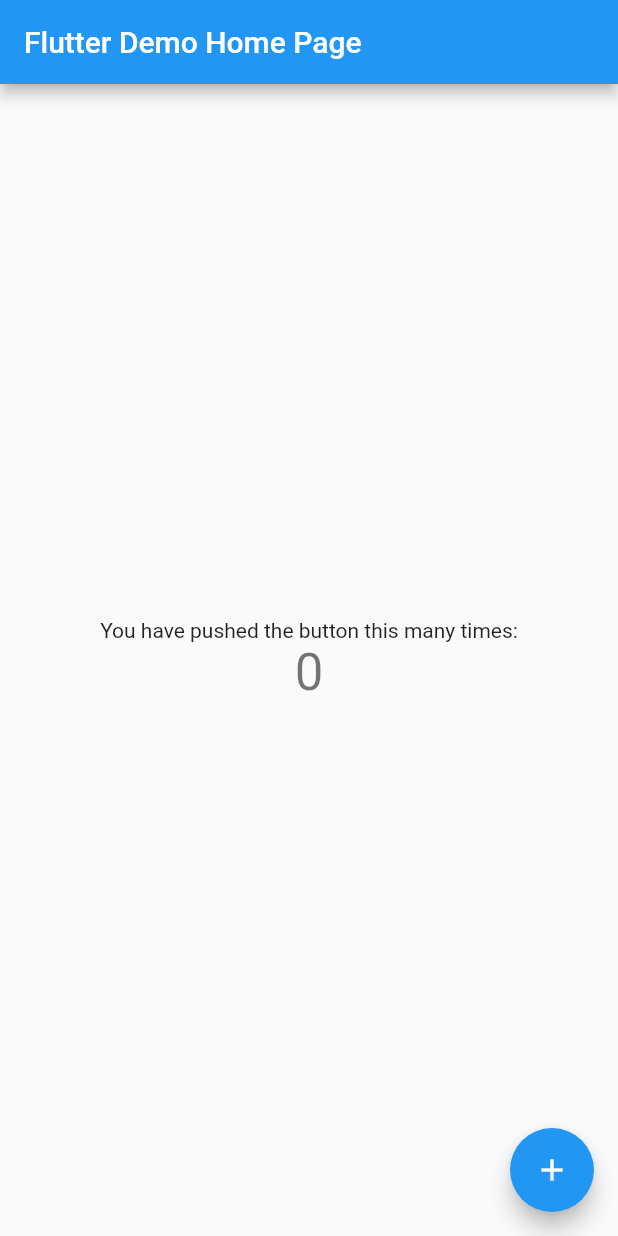
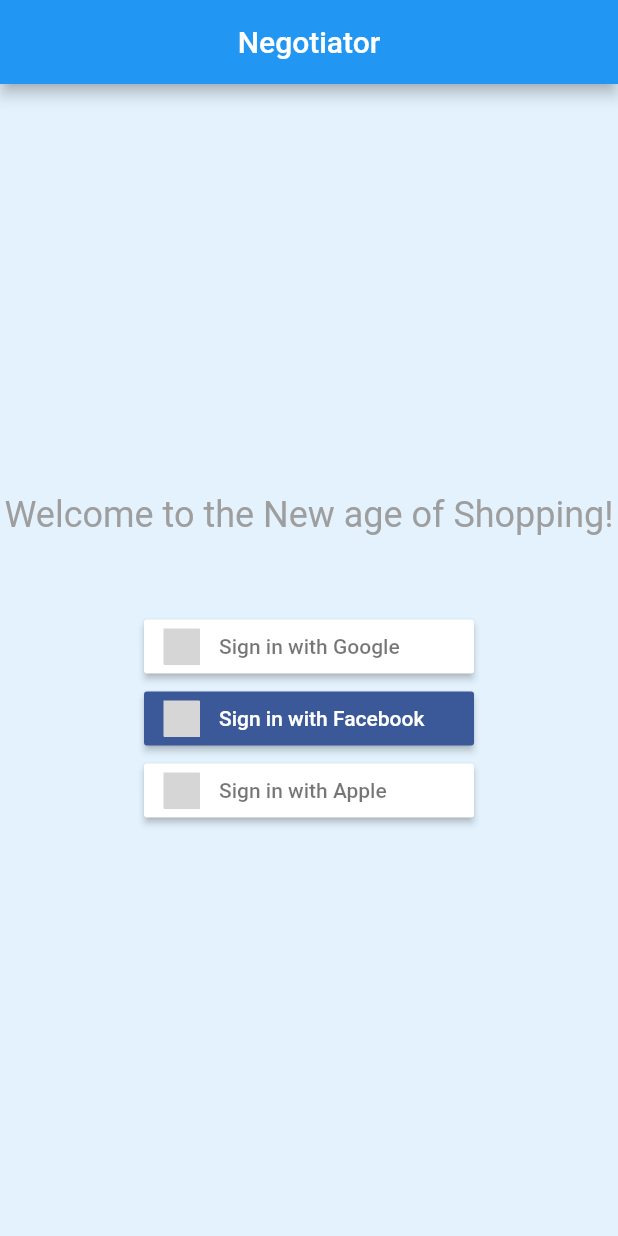
Before and after one commit to sameerss143/negoc8r_customer, a Flutter app: the screen it shows after launch, on a phone screen of 412 x 824 dp. Run offline on Flutter 3.47's test engine with Material 2 defaults, Android fonts, the phone set to English and light mode, and no system bars; our stand-ins replace firebase_auth, flutter_signin_button, google_sign_in; accounts and stored records are empty; grey boxes are pictures that could not be loaded.

Commit message:
commit on master

```diff
--- /dev/null
+++ b/lib/Pages/WelcomePage.dart
@@ -0,0 +1,63 @@
+import 'package:flutter/material.dart';
+import 'package:flutter_signin_button/flutter_signin_button.dart';
+import 'package:negoc8r_customer/Pages/HomePage.dart';
+
+class WelcomePage extends StatelessWidget {
+  final String _appname = 'Negotiator';
+
+  @override
+  Widget build(BuildContext context) {
+    return Scaffold(
+      backgroundColor: Colors.blue[50],
+      appBar: AppBar(
+        title: Text(_appname),
+        centerTitle: true,
+      ),
+      body: Column(
+        mainAxisAlignment: MainAxisAlignment.center,
+        crossAxisAlignment: CrossAxisAlignment.center,
+        children: <Widget>[
+          Container(
+            child: Text(
+              "Welcome to the New age of Shopping!",
+              style: TextStyle(
+                color: Colors.grey,
+                fontSize: 24,
+              ),
+              textAlign: TextAlign.center,
+            ),
+            alignment: Alignment.center,
+            //color: Colors.cyan[100],
+          ),
+          SizedBox(
+            width: 50,
+            height: 50,
+          ),
+          SignInButton(
+            Buttons.Google,
+            onPressed: () {
+              //Navigator.pushNamed(context, '/homepage');
+              _showButtonPressDialog(context, 'Google');
+            },
+          ),
+          SignInButton(
+            Buttons.Facebook,
+            onPressed: () {},
+          ),
+          SignInButton(Buttons.Apple, onPressed: () {}),
+        ],
+      ),
+    );
+  }
+
+  void _showButtonPressDialog(BuildContext context, String provider) {
+    print(provider);
+    if (provider == 'Google') {
+      print('inside google if');
+
+      //Navigator.pushNamed(context, '/homepage');
+      Navigator.push(
+          context, MaterialPageRoute(builder: (context) => HomePage()));
+    }
+  }
+}
--- a/lib/main.dart
+++ b/lib/main.dart
@@ -1,117 +1,18 @@
 import 'package:flutter/material.dart';
+import 'Pages/HomePage.dart';
+import 'Pages/WelcomePage.dart';
+import 'Pages/ProductList.dart';
 
+//change
 void main() {
-  runApp(MyApp());
+  runApp(
+    MaterialApp(
+      initialRoute: '/',
+      routes: {
+        '/': (context) => WelcomePage(),
+        '/homepage': (context) => HomePage(),
+        '/productlist': (context) => ProductList(),
+      },
+    ),
+  );
 }
-
-class MyApp extends StatelessWidget {
-  // This widget is the root of your application.
-  @override
-  Widget build(BuildContext context) {
-    return MaterialApp(
-      title: 'Flutter Demo',
-      theme: ThemeData(
-        // This is the theme of your application.
-        //
-        // Try running your application with "flutter run". You'll see the
-        // application has a blue toolbar. Then, without quitting the app, try
-        // changing the primarySwatch below to Colors.green and then invoke
-        // "hot reload" (press "r" in the console where you ran "flutter run",
-        // or simply save your changes to "hot reload" in a Flutter IDE).
-        // Notice that the counter didn't reset back to zero; the application
-        // is not restarted.
-        primarySwatch: Colors.blue,
-        // This makes the visual density adapt to the platform that you run
-        // the app on. For desktop platforms, the controls will be smaller and
-        // closer together (more dense) than on mobile platforms.
-        visualDensity: VisualDensity.adaptivePlatformDensity,
-      ),
-      home: MyHomePage(title: 'Flutter Demo Home Page'),
-    );
-  }
-}
-
-class MyHomePage extends StatefulWidget {
-  MyHomePage({Key key, this.title}) : super(key: key);
-
-  // This widget is the home page of your application. It is stateful, meaning
-  // that it has a State object (defined below) that contains fields that affect
-  // how it looks.
-
-  // This class is the configuration for the state. It holds the values (in this
-  // case the title) provided by the parent (in this case the App widget) and
-  // used by the build method of the State. Fields in a Widget subclass are
-  // always marked "final".
-
-  final String title;
-
-  @override
-  _MyHomePageState createState() => _MyHomePageState();
-}
-
-class _MyHomePageState extends State<MyHomePage> {
-  int _counter = 0;
-
-  void _incrementCounter() {
-    setState(() {
-      // This call to setState tells the Flutter framework that something has
-      // changed in this State, which causes it to rerun the build method below
-      // so that the display can reflect the updated values. If we changed
-      // _counter without calling setState(), then the build method would not be
-      // called again, and so nothing would appear to happen.
-      _counter++;
-    });
-  }
-
-  @override
-  Widget build(BuildContext context) {
-    // This method is rerun every time setState is called, for instance as done
-    // by the _incrementCounter method above.
-    //
-    // The Flutter framework has been optimized to make rerunning build methods
-    // fast, so that you can just rebuild anything that needs updating rather
-    // than having to individually change instances of widgets.
-    return Scaffold(
-      appBar: AppBar(
-        // Here we take the value from the MyHomePage object that was created by
-        // the App.build method, and use it to set our appbar title.
-        title: Text(widget.title),
-      ),
-      body: Center(
-        // Center is a layout widget. It takes a single child and positions it
-        // in the middle of the parent.
-        child: Column(
-          // Column is also a layout widget. It takes a list of children and
-          // arranges them vertically. By default, it sizes itself to fit its
-          // children horizontally, and tries to be as tall as its parent.
-          //
-          // Invoke "debug painting" (press "p" in the console, choose the
-          // "Toggle Debug Paint" action from the Flutter Inspector in Android
-          // Studio, or the "Toggle Debug Paint" command in Visual Studio Code)
-          // to see the wireframe for each widget.
-          //
-          // Column has various properties to control how it sizes itself and
-          // how it positions its children. Here we use mainAxisAlignment to
-          // center the children vertically; the main axis here is the vertical
-          // axis because Columns are vertical (the cross axis would be
-          // horizontal).
-          mainAxisAlignment: MainAxisAlignment.center,
-          children: <Widget>[
-            Text(
-              'You have pushed the button this many times:',
-            ),
-            Text(
-              '$_counter',
-              style: Theme.of(context).textTheme.headline4,
-            ),
-          ],
-        ),
-      ),
-      floatingActionButton: FloatingActionButton(
-        onPressed: _incrementCounter,
-        tooltip: 'Increment',
-        child: Icon(Icons.add),
-      ), // This trailing comma makes auto-formatting nicer for build methods.
-    );
-  }
-}
```
Also changed, not shown: lib/CustomWidgets/AppDrawer.dart (added, +76 -0 lines), lib/Pages/Customer/AccountHome.dart (added, +16 -0 lines), lib/Pages/HomePage.dart (added, +77 -0 lines), lib/Pages/ProductCatalog/ProductCatalog.dart (added, +207 -0 lines), lib/Pages/ProductList.dart (added, +21 -0 lines), lib/services/auth.dart (added, +30 -0 lines), pubspec.yaml (+11 -0 lines), lib/Pages/OrderPage.dart (added), pubspec.lock, 4 other files.
